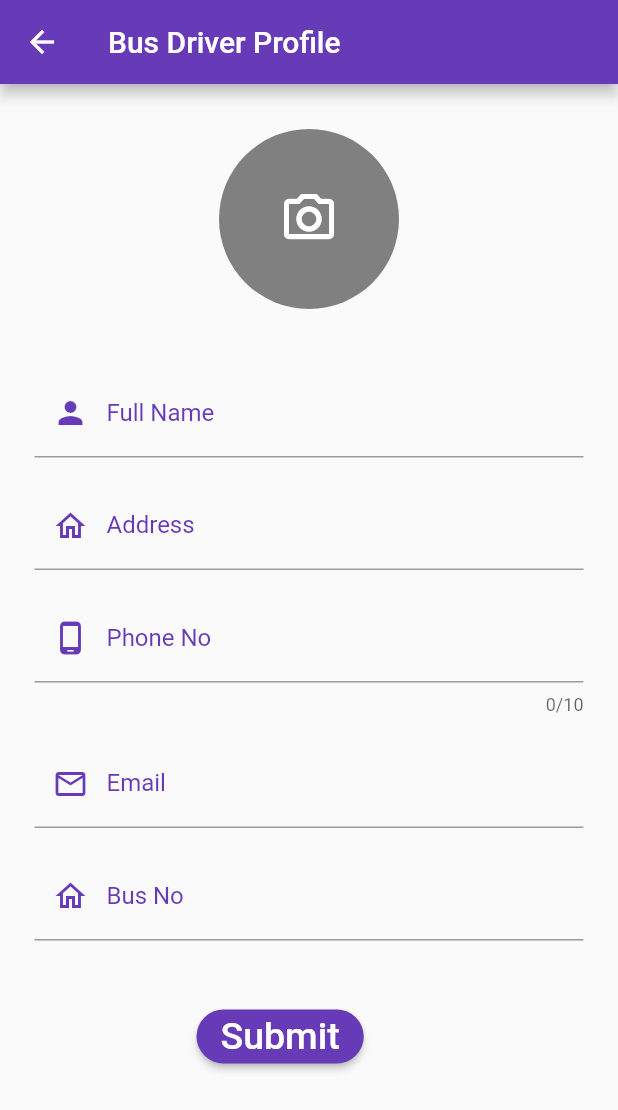
After one commit to SLMRukais99/e_bus_tracker, a Flutter app: the BusOperatorProfileScreen screen opened by its route, on a phone screen of 412 x 824 dp. The commit adds this screen. Shown: the top 1110 px of the screen. Run offline on Flutter 3.47's test engine with Material 2 defaults, Android fonts, the light colour scheme and no system bars; our stand-ins replace cloud_firestore, firebase_auth, firebase_core, firebase_storage, image_picker; accounts and stored records are empty.

Commit message:
initial commit

```diff
--- /dev/null
+++ b/lib/bus_operator_profile_page.dart
@@ -0,0 +1,366 @@
+import 'dart:io';
+
+import 'package:e_bus_tracker/widget/button_widget.dart';
+import 'package:flutter/material.dart';
+import 'package:image_picker/image_picker.dart';
+import 'package:cloud_firestore/cloud_firestore.dart';
+import 'package:firebase_storage/firebase_storage.dart' as firebase_storage;
+import 'package:firebase_storage/firebase_storage.dart';
+
+
+class BusOperatorProfileScreen extends StatefulWidget {
+  const BusOperatorProfileScreen({Key? key}) : super(key: key);
+
+  @override
+  State<BusOperatorProfileScreen> createState() => _BusOperatorProfileScreenState();
+}
+
+class _BusOperatorProfileScreenState extends State<BusOperatorProfileScreen> {
+  TextEditingController nameController = TextEditingController();
+  TextEditingController homeController = TextEditingController();
+  TextEditingController phoneNoController = TextEditingController();
+  TextEditingController emailController = TextEditingController();
+  TextEditingController busnoController = TextEditingController();
+
+  File? image; // Holds the selected image
+  bool isLoading = false;
+
+  Future<void> _pickImage(ImageSource source) async {
+    final picker = ImagePicker();
+    final pickedImage = await picker.pickImage(source: source);
+
+    if (pickedImage != null) {
+      setState(() {
+        image = File(pickedImage.path);
+      });
+    }
+  }
+
+Future<String?> _uploadImage(File image) async {
+  try {
+    // Upload the image to Firebase Storage
+    final storageRef = FirebaseStorage.instance.ref().child('bus_operator_profile_images').child('image.jpg');
+    final uploadTask = storageRef.putFile(image);
+
+    // Get the download URL
+    final snapshot = await uploadTask;
+    final downloadURL = await snapshot.ref.getDownloadURL();
+
+    print('Image uploaded successfully. Download URL: $downloadURL');
+
+    return downloadURL;
+  } catch (e) {
+    print('Error uploading image: $e');
+    return null;
+  }
+}
+
+
+  Future<void> _saveUserProfile() async {
+    final name = nameController.text;
+    final homeAddress = homeController.text;
+    final phoneNumber = phoneNoController.text;
+    final email = emailController.text;
+    final busNo = busnoController.text;
+
+    if (!_validatePhoneNumber(phoneNumber)) {
+      showSnackBar('Invalid phone number');
+      return;
+    }
+
+    if (!_validateEmail(email)) {
+      showSnackBar('Invalid email address');
+      return;
+    }
+
+    setState(() {
+      isLoading = true;
+    });
+
+    try {
+      // Add the user profile data to Firestore
+      await FirebaseFirestore.instance.collection('userProfiles').add({
+        'name': name,
+        'homeAddress': homeAddress,
+        'phoneNumber': phoneNumber,
+        'email': email,
+        'busNo' : busNo,
+      });
+  String? downloadURL;
+      if (image != null) {
+        downloadURL = await _uploadImage(image!);
+      }
+
+      // Add the user profile data to Firestore
+      final busOperatorProfileData = {
+        'name': name,
+        'homeAddress': homeAddress,
+        'phoneNumber': phoneNumber,
+        'email': email,
+        'profileImageURL': downloadURL,
+      };
+ await FirebaseFirestore.instance.collection('busOperatorProfiles').add(busOperatorProfileData);
+
+
+      setState(() {
+        nameController.clear();
+        homeController.clear();
+        phoneNoController.clear();
+        emailController.clear();
+        busnoController.clear();
+        image = null;
+        isLoading = false;
+      });
+
+      // Navigate to the home screen
+      // Example: Navigator.pushReplacementNamed(context, '/home');
+    } catch (e) {
+      // Handle any errors that occur during saving
+      print('Error saving user profile: $e');
+
+      setState(() {
+        isLoading = false;
+      });
+    }
+  }
+
+  bool _validatePhoneNumber(String value) {
+    if (value.isEmpty) return false;
+    final phoneRegex = RegExp(r'^[0-9]{10}$');
+    return phoneRegex.hasMatch(value);
+  }
+
+  bool _validateEmail(String value) {
+    if (value.isEmpty) return false;
+    final emailRegex = RegExp(
+        r'^[\w-]+(\.[\w-]+)*@[a-zA-Z0-9-]+(\.[a-zA-Z0-9-]+)*(\.[a-zA-Z]{2,})$');
+    return emailRegex.hasMatch(value);
+  }
+
+  void showSnackBar(String message) {
+    ScaffoldMessenger.of(context).showSnackBar(
+      SnackBar(
+        content: Text(message),
+      ),
+    );
+  }
+
+  @override
+  Widget build(BuildContext context) {
+    return Scaffold(
+      appBar: AppBar(
+        title: Text('Bus Driver Profile'),
+        backgroundColor: Colors.deepPurple,
+      ),
+      body: Container(
+        padding: EdgeInsets.only(top: 30),
+        child: SingleChildScrollView(
+          child: Column(
+            mainAxisAlignment: MainAxisAlignment.start,
+            crossAxisAlignment: CrossAxisAlignment.start,
+            children: [
+              Container(
+                child: Stack(
+                  children: [
+                    Align(
+                      alignment: Alignment.bottomCenter,
+                      child: GestureDetector(
+                        onTap: () {
+                          // Show image picker options
+                          showModalBottomSheet(
+                            context: context,
+                            builder: (BuildContext context) {
+                              return SafeArea(
+                                child: Wrap(
+                                  children: [
+                                    ListTile(
+                                      leading: Icon(Icons.photo_library),
+                                      title: Text('Pick from Gallery'),
+                                      onTap: () {
+                                        Navigator.of(context).pop();
+                                        _pickImage(ImageSource.gallery);
+                                      },
+                                    ),
+                                    ListTile(
+                                      leading: Icon(Icons.camera_alt),
+                                      title: Text('Take a Photo'),
+                                      onTap: () {
+                                        Navigator.of(context).pop();
+                                        _pickImage(ImageSource.camera);
+                                      },
+                                    ),
+                                  ],
+                                ),
+                              );
+                            },
+                          );
+                        },
+                        child: Container(
+                          width: 120,
+                          height: 120,
+                          margin: EdgeInsets.only(bottom: 20),
+                          decoration: BoxDecoration(
+                            shape: BoxShape.circle,
+                            color: Color(0xFF808080),
+                          ),
+                          child: Center(
+                            child: image != null
+                                ? ClipRRect(
+                                    borderRadius: BorderRadius.circular(60),
+                                    child: Image.file(
+                                      image!,
+                                      width: 120,
+                                      height: 120,
+                                      fit: BoxFit.cover,
+                                    ),
+                                  )
+                                : Icon(
+                                    Icons.camera_alt_outlined,
+                                    size: 40,
+                                    color: Colors.white,
+                                  ),
+                          ),
+                        ),
+                      ),
+                    ),
+                  ],
+                ),
+              ),
+              const SizedBox(
+                height: 20,
+              ),
+              Container(
+                padding: EdgeInsets.symmetric(horizontal: 23),
+                child: Column(
+                  children: [
+                    TextField(
+                      controller: nameController,
+                      decoration: InputDecoration(
+                        labelText: 'Full Name',
+                        labelStyle: TextStyle(
+                          color: Colors.deepPurple,
+                        ),
+                        hintText: 'Enter your full name',
+                        prefixIcon: Icon(
+                          Icons.person,
+                          color: Colors.deepPurple,
+                        ),
+                      ),
+                    ),
+                    SizedBox(height: 16.0),
+                    TextField(
+                      controller: homeController,
+                      decoration: InputDecoration(
+                        labelText: 'Address',
+                        labelStyle: TextStyle(
+                          color: Colors.deepPurple,
+                        ),
+                        hintText: 'Enter your home address',
+                        prefixIcon: Icon(
+                          Icons.home_outlined,
+                          color: Colors.deepPurple,
+                        ),
+                      ),
+                    ),
+                    SizedBox(height: 16.0),
+                    TextField(
+                      controller: phoneNoController,
+                      keyboardType: TextInputType.number,
+                      maxLength: 10,
+                      decoration: InputDecoration(
+                        labelText: 'Phone No',
+                        labelStyle: TextStyle(
+                          color: Colors.deepPurple,
+                        ),
+                        hintText: 'Enter your phone number',
+                        prefixIcon: Icon(
+                          Icons.phone_android_outlined,
+                          color: Colors.deepPurple,
+                        ),
+                      ),
+                    ),
+                    SizedBox(height: 16.0),
+                    TextField(
+                      controller: emailController,
+                      keyboardType: TextInputType.emailAddress,
+                      decoration: InputDecoration(
+                        labelText: 'Email',
+                        labelStyle: TextStyle(
+                          color: Colors.deepPurple,
+                        ),
+                        hintText: 'Enter your home email',
+                        prefixIcon: Icon(
+                          Icons.email_outlined,
+                          color: Colors.deepPurple,
+                        ),
+                      ),
+                    ),
+                      SizedBox(height: 16.0),
+                    TextField(
+                      controller: homeController,
+                      decoration: InputDecoration(
+                        labelText: 'Bus No',
+                        labelStyle: TextStyle(
+                          color: Colors.deepPurple,
+                        ),
+                        hintText: 'Enter your bus No',
+                        prefixIcon: Icon(
+                          Icons.home_outlined,
+                          color: Colors.deepPurple,
+                        ),
+                      ),
+                    ),
+                    SizedBox(
+                      height: 40,
+                    ),
+                    SizedBox(
+                      height: 50,
+                      width: 150,
+                      child: Stack(
+                        children: [
+                          AnimatedOpacity(
+                            opacity: isLoading ? 0.0 : 1.0,
+                            duration: Duration(milliseconds: 200),
+                            child: ButtonWidget(
+                              title: "Submit",
+                              onPress: () async {
+                                final phoneNumber = phoneNoController.text;
+                                final email = emailController.text;
+                                if (_validatePhoneNumber(phoneNumber) && _validateEmail(email)) {
+                                  await _saveUserProfile();
+                                  Navigator.pushReplacementNamed(context, 'home');
+                                } else {
+                                  showSnackBar('Invalid phone number or email');
+                                }
+                              },
+                            ),
+                          ),
+                          AnimatedOpacity(
+                            opacity: isLoading ? 1.0 : 0.0,
+                            duration: Duration(milliseconds: 400),
+                            child: Container(
+                              width: 50,
+                              height: 50,
+                              decoration: BoxDecoration(
+                                shape: BoxShape.circle,
+                                color: Colors.white,
+                              ),
+                              child: CircularProgressIndicator(
+                                strokeWidth: 3,
+                                valueColor: AlwaysStoppedAnimation<Color>(Colors.deepPurple),
+                              ),
+                            ),
+                          ),
+                        ],
+                      ),
+                    ),
+                  ],
+                ),
+              ),
+            ],
+          ),
+        ),
+      ),
+    );
+  }
+}
--- a/lib/main.dart
+++ b/lib/main.dart
@@ -1,9 +1,12 @@
+import 'package:e_bus_tracker/bus_operator_profile_page.dart';
 import 'package:e_bus_tracker/login.dart';
 import 'package:e_bus_tracker/signup.dart';
 import 'package:e_bus_tracker/splash.dart';
 import 'package:firebase_core/firebase_core.dart';
 import 'package:flutter/material.dart';
 import 'package:e_bus_tracker/home.dart';
+import 'package:e_bus_tracker/user_profile_page.dart';
+
 
 void main() async {
   WidgetsFlutterBinding.ensureInitialized();
@@ -13,9 +16,12 @@ void main() async {
     initialRoute: 'splash',
     routes: {
       'splash': (context) => SplashScreenPage(),
-      'login': (context) => Login(),
+     'login': (context) => Login(),
       'signup': (context) => SignUp(),
       'home': (context) => HomeScreen(),
+
+       'user_profile_page': (context) => UserProfileScreen(),
+      'bus_operator_profile_page': (context) => BusOperatorProfileScreen(),
     },
   ));
 }
```
